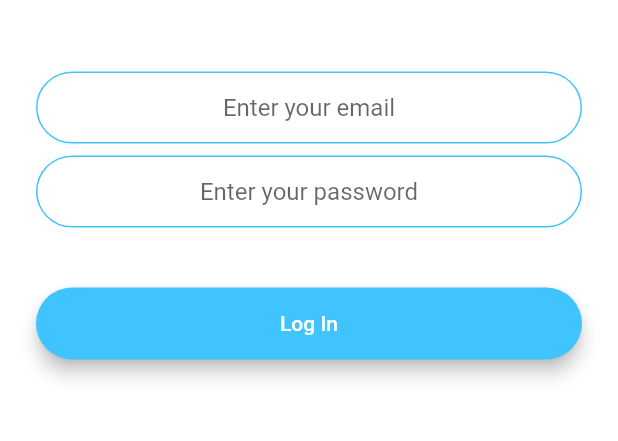
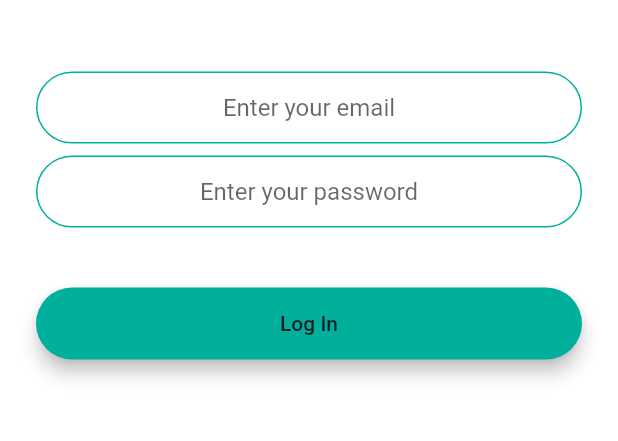
Before and after one commit to i-aiymen/digio-chat, a Flutter app: the screen it shows after launch, after a tap on "Log In", on a phone screen of 412 x 824 dp, the part 473-914 px from its top. Run offline on Flutter 3.47's test engine with Material 2 defaults, Android fonts, the light colour scheme and no system bars; drawn by our look-alikes of modal_progress_hud_nsn; our stand-ins replace animated_text_kit, cloud_firestore, firebase_auth, firebase_core; accounts and stored records are empty; network calls fail.

Commit message:
Updated: UI design

```diff
--- a/lib/components/rounded_button.dart
+++ b/lib/components/rounded_button.dart
@@ -22,7 +22,7 @@ class RoundedButton extends StatelessWidget {
           height: 42.0,
           child: Text(
             title,
-            style: TextStyle(color: Colors.white),
+            style: TextStyle(color: Color(0xFF101D24)),
           ),
         ),
       ),
--- a/lib/constants.dart
+++ b/lib/constants.dart
@@ -1,7 +1,7 @@
 import 'package:flutter/material.dart';
 
 const SendButtonTextStyle = TextStyle(
-  color: Colors.lightBlueAccent,
+  color: Color(0xFF075E55),
   fontWeight: FontWeight.bold,
   fontSize: 18.0,
 );
@@ -14,7 +14,7 @@ const MessageTextFieldDecoration = InputDecoration(
 
 const MessageContainerDecoration = BoxDecoration(
   border: Border(
-    top: BorderSide(color: Colors.lightBlueAccent, width: 2.0),
+    top: BorderSide(color: Color(0xFF075E55), width: 2.0),
   ),
 );
 
@@ -24,11 +24,11 @@ const TextFieldDecoration = InputDecoration(
     borderRadius: BorderRadius.all(Radius.circular(32.0)),
   ),
   enabledBorder: OutlineInputBorder(
-    borderSide: BorderSide(color: Colors.lightBlueAccent, width: 1.0),
+    borderSide: BorderSide(color: Color(0xFF00AF9C), width: 1.0),
     borderRadius: BorderRadius.all(Radius.circular(32.0)),
   ),
   focusedBorder: OutlineInputBorder(
-    borderSide: BorderSide(color: Colors.lightBlueAccent, width: 2.0),
+    borderSide: BorderSide(color: Color(0xFF00AF9C), width: 2.0),
     borderRadius: BorderRadius.all(Radius.circular(32.0)),
   ),
 );
--- a/lib/screens/chat_screen.dart
+++ b/lib/screens/chat_screen.dart
@@ -51,7 +51,7 @@ class _ChatScreenState extends State<ChatScreen> {
               }),
         ],
         title: Text('⚡️Chat'),
-        backgroundColor: Colors.lightBlueAccent,
+        backgroundColor: Color(0xFF1F2C33),
       ),
       body: SafeArea(
         child: Column(
@@ -168,13 +168,13 @@ class MessageBubble extends StatelessWidget {
                     bottomLeft: Radius.circular(30),
                     bottomRight: Radius.circular(30)),
             elevation: 5.0,
-            color: isMe ? Colors.lightBlueAccent : Colors.white,
+            color: isMe ? Color(0xFF075E55) : Color(0xFF1F2C33),
             child: Padding(
               padding: const EdgeInsets.symmetric(horizontal: 20, vertical: 10),
               child: Text(
                 '$text',
                 style: TextStyle(
-                    fontSize: 15, color: isMe ? Colors.white : Colors.black54),
+                    fontSize: 15, color: isMe ? Colors.white : Colors.white),
               ),
             ),
           ),
--- a/lib/screens/login_screen.dart
+++ b/lib/screens/login_screen.dart
@@ -71,8 +71,9 @@ class _LoginScreenState extends State<LoginScreen> {
                   height: 24.0,
                 ),
                 RoundedButton(
-                  colour: Colors.lightBlueAccent,
+                  colour: Color(0xFF00AF9C),
                   title: 'Log In',
+
                   onPressed: () async {
                     setState(() {
                       showSpinner = true;
--- a/lib/screens/registration_screen.dart
+++ b/lib/screens/registration_screen.dart
@@ -70,7 +70,7 @@ class _RegistrationScreenState extends State<RegistrationScreen> {
                   height: 24.0,
                 ),
                 RoundedButton(
-                  colour: Colors.blueAccent,
+                  colour: Color(0xFF00AF9C),
                   title: 'Register',
                   onPressed: () async {
                     setState(() {
--- a/lib/screens/welcome_screen.dart
+++ b/lib/screens/welcome_screen.dart
@@ -71,14 +71,14 @@ class _WelcomeScreenState extends State<WelcomeScreen>
               height: 48.0,
             ),
             RoundedButton(
-              colour: Colors.lightBlueAccent,
+              colour: Color(0xFF00AF9C),
               title: 'Log In',
               onPressed: () {
                 Navigator.pushNamed(context, LoginScreen.id);
               },
             ),
             RoundedButton(
-              colour: Colors.blueAccent,
+              colour: Color(0xFF00AF9C),
               title: 'Register',
               onPressed: () {
                 Navigator.pushNamed(context, RegistrationScreen.id);
```
